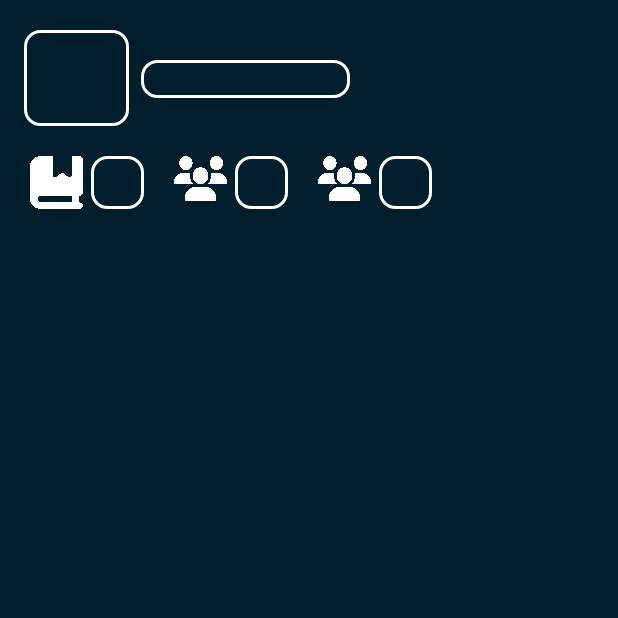
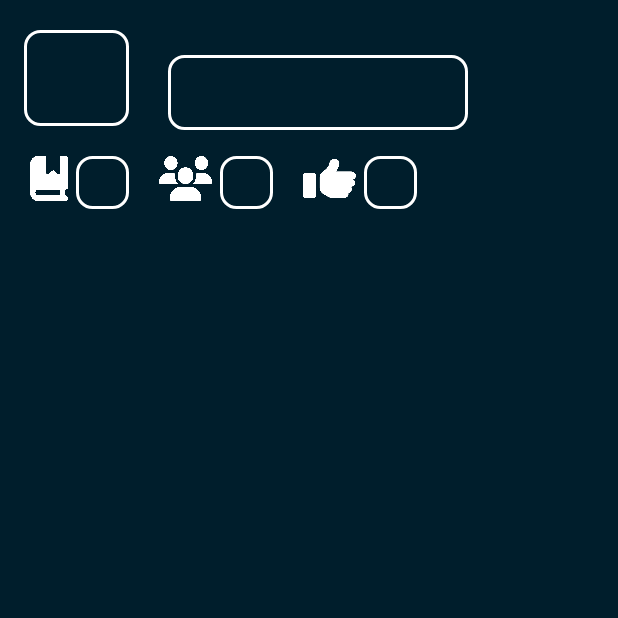
Before and after one commit to EduardJiron/12HGitCraft, an Android app: the fragment UsuarioFragment placed in its activity, on a phone screen of 412 x 824 dp, the top half of it. Run offline under Robolectric (Android 15) with nearby library versions, the phone set to English and light mode, and no system bars; pictures from the network do not load.

Commit message:
cambios en fragment usuario

```diff
--- a/app/src/main/res/layout/fragment_usuario.xml
+++ b/app/src/main/res/layout/fragment_usuario.xml
@@ -35,20 +35,19 @@
 
     <TextView
         android:id="@+id/nombreUser"
-        android:layout_width="139dp"
-        android:layout_height="25dp"
-        android:layout_marginEnd="136dp"
-        android:layout_weight="1"
+        android:layout_width="200dp"
+        android:layout_height="50dp"
+        android:layout_marginEnd="100dp"
         android:background="@drawable/edit_text_rounded"
         android:textAlignment="center"
         android:textColor="@color/white"
-        android:textSize="20sp"
+        android:textSize="16sp"
         app:layout_constraintBottom_toBottomOf="parent"
         app:layout_constraintEnd_toEndOf="parent"
-        app:layout_constraintHorizontal_bias="0.161"
+        app:layout_constraintHorizontal_bias="1.0"
         app:layout_constraintStart_toEndOf="@+id/imageUser"
         app:layout_constraintTop_toTopOf="parent"
-        app:layout_constraintVertical_bias="0.05" />
+        app:layout_constraintVertical_bias="0.047" />
 
     <LinearLayout
         android:id="@+id/linearLayout1"
@@ -67,8 +66,8 @@
 
         <ImageView
             android:id="@+id/imageRepo"
-            android:layout_width="35dp"
-            android:layout_height="35dp"
+            android:layout_width="25dp"
+            android:layout_height="30dp"
             android:layout_marginStart="20dp"
             android:background="@drawable/repositorios"
             android:stateListAnimator="@null"
@@ -126,7 +125,7 @@
             android:layout_width="35dp"
             android:layout_height="30dp"
             android:layout_marginStart="20dp"
-            android:background="@drawable/seguidores"
+            android:background="@drawable/thumb"
             android:stateListAnimator="@null"
             app:layout_constraintBottom_toBottomOf="40dp"
             app:layout_constraintCircleRadius="45dp"
```
Also changed, not shown: app/src/main/res/drawable/thumb.png (added).
